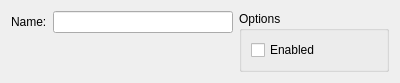
Old version of the form client/editgroup.ui in the repository jkdoug/mudder.
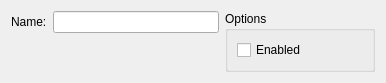
New version of the form.

```diff
--- a/client/editgroup.ui
+++ b/client/editgroup.ui
@@ -6,7 +6,7 @@
    <rect>
     <x>0</x>
     <y>0</y>
-    <width>400</width>
+    <width>386</width>
     <height>76</height>
    </rect>
   </property>
```
